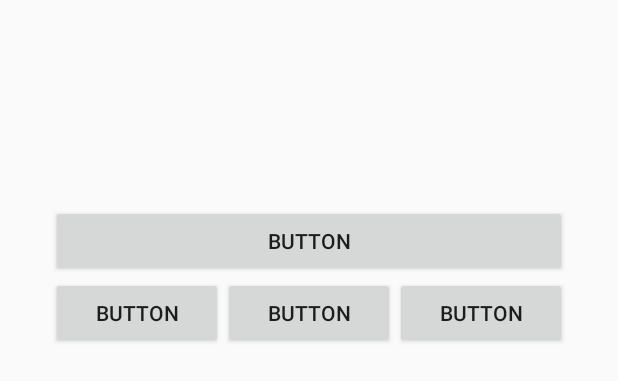
After one commit to teknaS47/Persona, an Android app: the layout activity_admin_page.xml on its own in the app's theme, with its tools: preview values and no code run, on a phone screen of 412 x 824 dp. The commit adds this screen. Shown: the top 381 px of the screen. Run offline under Robolectric (Android 15) with nearby library versions, the phone set to English and light mode, and no system bars; network calls fail.

Commit message:
8.1.19 2022

```diff
--- a/app/src/main/java/com/mit/persona/DatabaseAll.java
+++ b/app/src/main/java/com/mit/persona/DatabaseAll.java
@@ -18,7 +18,7 @@ public class DatabaseAll extends AppCompatActivity {
         super.onCreate(savedInstanceState);
         setContentView(R.layout.activity_database_all);
 
-        TextView a = (TextView) findViewById(R.id.textView4);
+        TextView a = findViewById(R.id.textView4);
 
         List<Events> events = Persona.myAppDatabase.myDao().getEvents();
 
--- a/app/src/main/java/com/mit/persona/Event.java
+++ b/app/src/main/java/com/mit/persona/Event.java
@@ -10,9 +10,9 @@ public class Event extends AppCompatActivity {
         super.onCreate(savedInstanceState);
         setContentView(R.layout.activity_event);
 
-        TextView event_name = (TextView) findViewById(R.id.event_name);
-        TextView event_desc = (TextView) findViewById(R.id.event_desc);
-        TextView event_date = (TextView) findViewById(R.id.event_date);
+        TextView event_name = findViewById(R.id.event_name);
+        TextView event_desc = findViewById(R.id.event_desc);
+        TextView event_date = findViewById(R.id.event_date);
 
         event_desc.setText(getIntent().getStringExtra("e_desc"));
         event_date.setText(getIntent().getStringExtra("e_date"));
--- a/app/src/main/java/com/mit/persona/eventRegistration.java
+++ b/app/src/main/java/com/mit/persona/eventRegistration.java
@@ -13,7 +13,7 @@ public class eventRegistration extends AppCompatActivity {
     protected void onCreate(Bundle savedInstanceState) {
         super.onCreate(savedInstanceState);
         setContentView(R.layout.activity_event_registration);
-        Toolbar toolbar = (Toolbar) findViewById(R.id.toolbar);
+        Toolbar toolbar = findViewById(R.id.toolbar);
         setSupportActionBar(toolbar);
 
 
--- a/app/src/main/java/com/mit/persona/loginActivity.java
+++ b/app/src/main/java/com/mit/persona/loginActivity.java
@@ -55,7 +55,7 @@ public class loginActivity extends AppCompatActivity /*implements OnClickListene
         TextView skip_bt = findViewById(R.id.skip);
         skip_bt.setOnClickListener(new View.OnClickListener() {
             public void onClick(View v) {
-                startActivity(new Intent(loginActivity.this, Persona.class));
+                startActivity(new Intent(loginActivity.this, Persona.class ));
             }
         });
 
--- /dev/null
+++ b/app/src/main/res/layout/activity_admin_page.xml
@@ -0,0 +1,59 @@
+<?xml version="1.0" encoding="utf-8"?>
+<android.support.constraint.ConstraintLayout xmlns:android="http://schemas.android.com/apk/res/android"
+    xmlns:app="http://schemas.android.com/apk/res-auto"
+    xmlns:tools="http://schemas.android.com/tools"
+    android:layout_width="match_parent"
+    android:layout_height="match_parent"
+    tools:context=".adminPage"
+    tools:layout_editor_absoluteY="25dp">
+
+    <LinearLayout
+        android:layout_width="344dp"
+        android:layout_height="551dp"
+        android:layout_marginStart="8dp"
+        android:layout_marginTop="8dp"
+        android:layout_marginEnd="8dp"
+        android:layout_marginBottom="8dp"
+        android:orientation="vertical"
+        app:layout_constraintBottom_toBottomOf="parent"
+        app:layout_constraintEnd_toEndOf="parent"
+        app:layout_constraintStart_toStartOf="parent"
+        app:layout_constraintTop_toTopOf="parent">
+
+        <Button
+            android:id="@+id/button9"
+            android:layout_width="match_parent"
+            android:layout_height="wrap_content"
+            android:text="Button"
+            tools:layout_editor_absoluteX="8dp"
+            tools:layout_editor_absoluteY="56dp" />
+
+        <LinearLayout
+            android:layout_width="match_parent"
+            android:layout_height="wrap_content"
+            android:orientation="horizontal">
+
+            <Button
+                android:id="@+id/button7"
+                android:layout_width="wrap_content"
+                android:layout_height="wrap_content"
+                android:layout_weight="1"
+                android:text="Button" />
+
+            <Button
+                android:id="@+id/button"
+                android:layout_width="wrap_content"
+                android:layout_height="wrap_content"
+                android:layout_weight="1"
+                android:text="Button" />
+
+            <Button
+                android:id="@+id/button8"
+                android:layout_width="wrap_content"
+                android:layout_height="wrap_content"
+                android:layout_weight="1"
+                android:text="Button" />
+        </LinearLayout>
+
+    </LinearLayout>
+</android.support.constraint.ConstraintLayout>
```
Also changed, not shown: app/src/main/AndroidManifest.xml (+7 -5 lines), app/src/main/java/com/mit/persona/adminPage.java (added, +21 -0 lines), app/src/main/java/com/mit/persona/teacher_coordinator.java (added, +13 -0 lines), app/src/main/res/layout/activity_login.xml (+5 -3 lines), app/src/main/res/layout/activity_teacher_coordinator.xml (added, +27 -0 lines), 1 other file.
